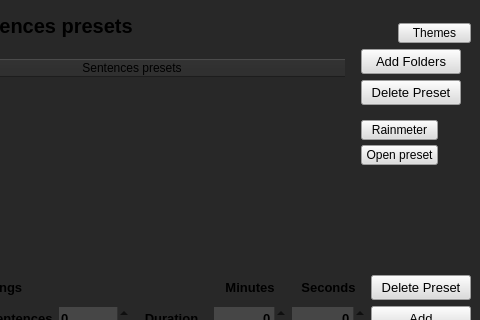
This is ui/main_window.ui in Inkdecker/Inktyping as Qt 5 draws it before an edit; both pictures show x 90 to 570 and y 0 to 320 of the 570 by 620 pixel window. The edited form follows.
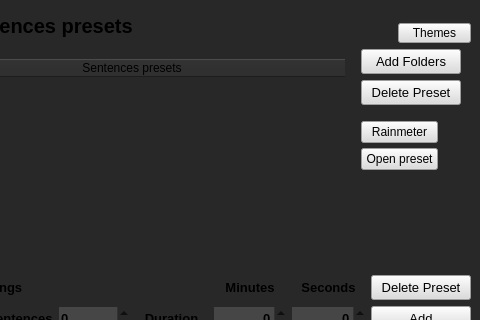
This is the edited form. Icons and pictures are not drawn.

Diff of the .ui file:
```diff
--- a/ui/main_window.ui
+++ b/ui/main_window.ui
@@ -732,7 +732,7 @@
             <property name="minimumSize">
              <size>
               <width>50</width>
-              <height>20</height>
+              <height>22</height>
              </size>
             </property>
             <property name="maximumSize">
@@ -767,7 +767,7 @@
             <property name="minimumSize">
              <size>
               <width>50</width>
-              <height>20</height>
+              <height>22</height>
              </size>
             </property>
             <property name="maximumSize">
```
